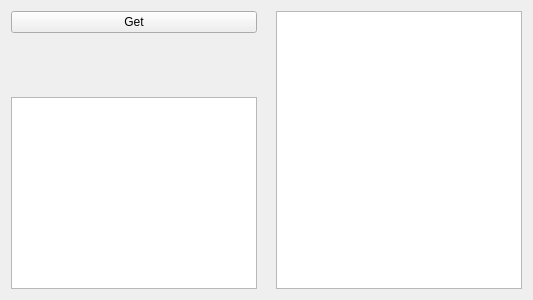
Qt form Jokes/widget.ui (steven-ban/Qt_study) before a commit.
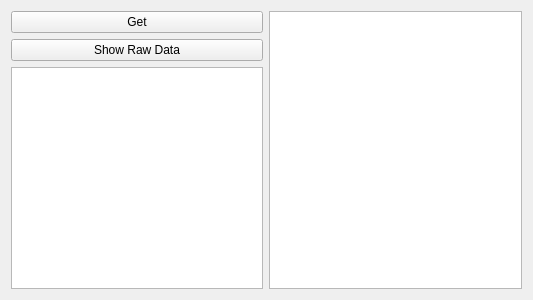
The same form after that commit.

```diff
--- a/Jokes/widget.ui
+++ b/Jokes/widget.ui
@@ -24,36 +24,17 @@
       </widget>
      </item>
      <item>
-      <spacer name="verticalSpacer">
-       <property name="orientation">
-        <enum>Qt::Vertical</enum>
+      <widget class="QPushButton" name="showRawDataButton">
+       <property name="text">
+        <string>Show Raw Data</string>
        </property>
-       <property name="sizeHint" stdset="0">
-        <size>
-         <width>20</width>
-         <height>40</height>
-        </size>
-       </property>
-      </spacer>
+      </widget>
      </item>
      <item>
       <widget class="QListWidget" name="listWidget"/>
      </item>
     </layout>
    </item>
-   <item>
-    <spacer name="horizontalSpacer">
-     <property name="orientation">
-      <enum>Qt::Horizontal</enum>
-     </property>
-     <property name="sizeHint" stdset="0">
-      <size>
-       <width>22</width>
-       <height>20</height>
-      </size>
-     </property>
-    </spacer>
-   </item>
    <item>
     <widget class="QTextEdit" name="textEdit"/>
    </item>
```
